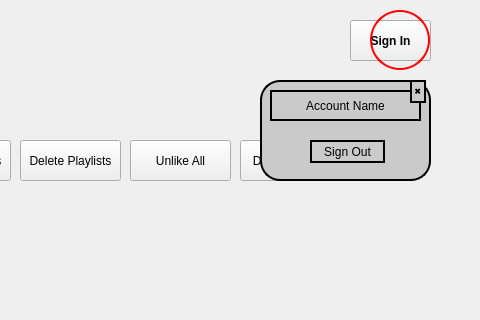
The window that app/src/main/resources/main_window.ui (apastel/ytmusic-deleter) describes before a commit, drawn with Qt 5; both pictures show x 420 to 900 and y 0 to 320 of the 900 by 685 pixel window.
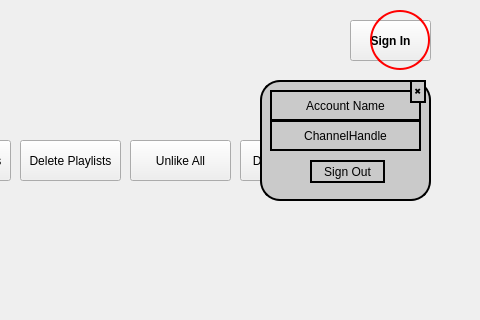
The same window after the commit.

Commit message: show channel handle in account widget

What changed in the file:
```diff
--- a/app/src/main/resources/main_window.ui
+++ b/app/src/main/resources/main_window.ui
@@ -257,7 +257,7 @@
       <x>680</x>
       <y>80</y>
       <width>171</width>
-      <height>101</height>
+      <height>121</height>
      </rect>
     </property>
     <property name="styleSheet">
@@ -293,7 +293,7 @@
      <property name="geometry">
       <rect>
        <x>50</x>
-       <y>60</y>
+       <y>80</y>
        <width>75</width>
        <height>23</height>
       </rect>
@@ -328,6 +328,28 @@
       <string>✖</string>
      </property>
     </widget>
+    <widget class="QLabel" name="channelHandleLabel">
+     <property name="geometry">
+      <rect>
+       <x>10</x>
+       <y>40</y>
+       <width>151</width>
+       <height>31</height>
+      </rect>
+     </property>
+     <property name="text">
+      <string>ChannelHandle</string>
+     </property>
+     <property name="textFormat">
+      <enum>Qt::AutoText</enum>
+     </property>
+     <property name="scaledContents">
+      <bool>false</bool>
+     </property>
+     <property name="alignment">
+      <set>Qt::AlignCenter</set>
+     </property>
+    </widget>
    </widget>
    <widget class="QPushButton" name="removeDupesButton">
     <property name="enabled">
```
The commit also changes 2 other files.
